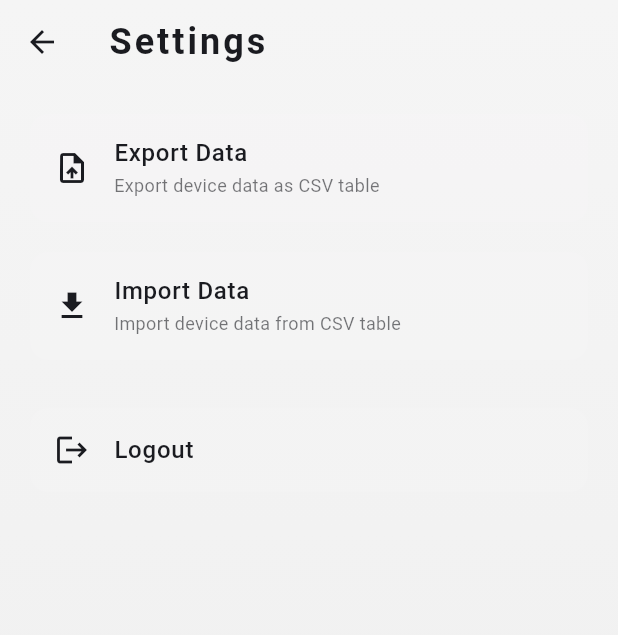
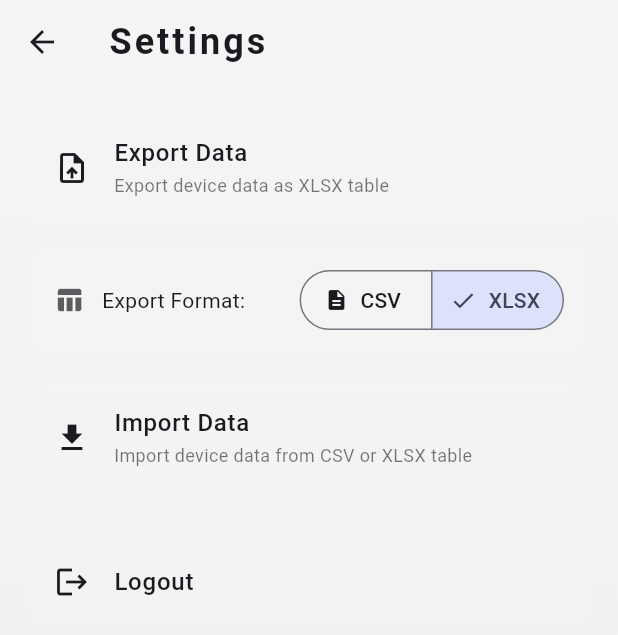
Before and after one commit to kenzo8/Kiseki, a Flutter app: the SettingsPage screen opened directly, on a phone screen of 412 x 824 dp. Shown: the top 635 px of the screen. Run offline on Flutter 3.47's test engine with Material 3 defaults, Android fonts, the phone set to English and light mode, and no system bars; our stand-ins replace cloud_firestore, file_picker, firebase_auth, firebase_core, share_plus, shared_preferences; missing offline and left inert: excel; accounts and stored records are empty.

Commit message:
Enhance import/export functionality in ImportExportService to support XLSX format. Updated SettingsPage to allow format selection for exports and imports. Added new dependencies in pubspec.yaml and updated pubspec.lock accordingly. Improved user interface with format selection options and refined error handling for file operations.

```diff
--- a/lib/pages/settings_page.dart
+++ b/lib/pages/settings_page.dart
@@ -4,7 +4,7 @@ import 'package:share_plus/share_plus.dart';
 import 'package:firebase_auth/firebase_auth.dart';
 import '../services/auth_service.dart';
 import '../services/system_ui_service.dart';
-import '../services/import_export_service.dart';
+import '../services/import_export_service.dart' show ImportExportService, ExportFormat;
 import '../services/profile_data_service.dart';
 import '../main.dart';
 
@@ -19,6 +19,7 @@ class _SettingsPageState extends State<SettingsPage> {
 
   bool _isExporting = false;
   bool _isImporting = false;
+  ExportFormat _exportFormat = ExportFormat.xlsx;
 
   Future<void> _handleExport() async {
     final currentUser = FirebaseAuth.instance.currentUser;
@@ -53,8 +54,8 @@ class _SettingsPageState extends State<SettingsPage> {
         return;
       }
 
-      // Export to CSV
-      final filePath = await ImportExportService.exportToCSV(dataService.cachedSekis!);
+      // Export to selected format
+      final filePath = await ImportExportService.export(dataService.cachedSekis!, _exportFormat);
 
       if (filePath != null && mounted) {
         // Share the file
@@ -138,10 +139,10 @@ class _SettingsPageState extends State<SettingsPage> {
     });
 
     try {
-      // Pick CSV file
+      // Pick file (CSV or XLSX)
       final result = await FilePicker.platform.pickFiles(
         type: FileType.custom,
-        allowedExtensions: ['csv'],
+        allowedExtensions: ['csv', 'xlsx'],
       );
 
       if (result == null || result.files.single.path == null) {
@@ -155,8 +156,8 @@ class _SettingsPageState extends State<SettingsPage> {
 
       final filePath = result.files.single.path!;
 
-      // Import from CSV
-      final importResult = await ImportExportService.importFromCSV(filePath);
+      // Import from file (auto-detect format)
+      final importResult = await ImportExportService.importFromFile(filePath);
 
       if (mounted) {
         // Refresh data
@@ -366,13 +367,63 @@ class _SettingsPageState extends State<SettingsPage> {
                     ),
                   ),
                   subtitle: Text(
-                    'Export device data as CSV table',
+                    'Export device data as ${_exportFormat == ExportFormat.xlsx ? 'XLSX' : 'CSV'} table',
                     style: TextStyle(
                       color: theme.colorScheme.onSurface.withOpacity(0.6),
                       fontSize: 12,
                     ),
                   ),
                   onTap: _isExporting ? null : _handleExport,
+                ),
+              ),
+              const SizedBox(height: 8),
+              // Format selector
+              Card(
+                color: theme.colorScheme.surface.withOpacity(0.1),
+                elevation: 0,
+                shape: RoundedRectangleBorder(
+                  borderRadius: BorderRadius.circular(12),
+                ),
+                child: Padding(
+                  padding: const EdgeInsets.symmetric(horizontal: 16, vertical: 12),
+                  child: Row(
+                    children: [
+                      Icon(
+                        Icons.table_chart,
+                        color: theme.colorScheme.onSurface.withOpacity(0.7),
+                        size: 20,
+                      ),
+                      const SizedBox(width: 12),
+                      Text(
+                        'Export Format:',
+                        style: TextStyle(
+                          color: theme.colorScheme.onSurface,
+                          fontSize: 14,
+                        ),
+                      ),
+                      const Spacer(),
+                      SegmentedButton<ExportFormat>(
+                        segments: const [
+                          ButtonSegment<ExportFormat>(
+                            value: ExportFormat.csv,
+                            label: Text('CSV'),
+                            icon: Icon(Icons.description, size: 16),
+                          ),
+                          ButtonSegment<ExportFormat>(
+                            value: ExportFormat.xlsx,
+                            label: Text('XLSX'),
+                            icon: Icon(Icons.table_chart, size: 16),
+                          ),
+                        ],
+                        selected: {_exportFormat},
+                        onSelectionChanged: (Set<ExportFormat> newSelection) {
+                          setState(() {
+                            _exportFormat = newSelection.first;
+                          });
+                        },
+                      ),
+                    ],
+                  ),
                 ),
               ),
               const SizedBox(height: 12),
@@ -408,7 +459,7 @@ class _SettingsPageState extends State<SettingsPage> {
                     ),
                   ),
                   subtitle: Text(
-                    'Import device data from CSV table',
+                    'Import device data from CSV or XLSX table',
                     style: TextStyle(
                       color: theme.colorScheme.onSurface.withOpacity(0.6),
                       fontSize: 12,
--- a/pubspec.yaml
+++ b/pubspec.yaml
@@ -49,6 +49,9 @@ dependencies:
   # File operations
   file_picker: ^8.1.4
   path_provider: ^2.1.5
+
+  # Excel support
+  excel: ^4.0.6
 
 dev_dependencies:
   flutter_test:
```
Also changed, not shown: lib/services/import_export_service.dart (+340 -0 lines), pubspec.lock.
